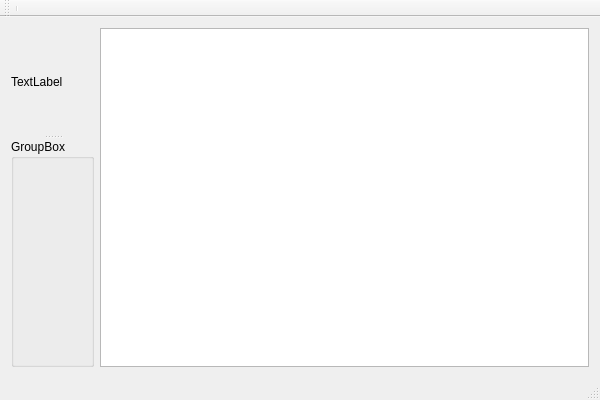
skynowa/xxxdb, file Forms/CMain.ui: the form before one commit.
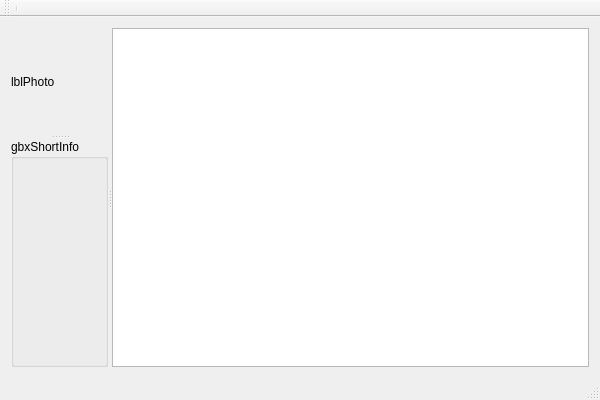
The form after the commit.

Commit message: JOB: display person photo and data

Patch:
```diff
--- a/Forms/CMain.ui
+++ b/Forms/CMain.ui
@@ -22,24 +22,27 @@
   <widget class="QWidget" name="centralWidget">
    <layout class="QGridLayout" name="gridLayout">
     <item row="0" column="0">
+     <widget class="QSplitter" name="splitter_2">
+      <property name="orientation">
+       <enum>Qt::Horizontal</enum>
+      </property>
      <widget class="QSplitter" name="splitter">
       <property name="orientation">
        <enum>Qt::Vertical</enum>
       </property>
       <widget class="QLabel" name="lblPhoto">
        <property name="text">
-        <string>TextLabel</string>
+         <string>lblPhoto</string>
        </property>
       </widget>
       <widget class="QGroupBox" name="gbxShortInfo">
        <property name="title">
-        <string>GroupBox</string>
+         <string>gbxShortInfo</string>
        </property>
       </widget>
      </widget>
-    </item>
-    <item row="0" column="1">
      <widget class="QTableView" name="tabvInfo"/>
+     </widget>
     </item>
    </layout>
   </widget>
```
Lines whose indentation alone changed are shown as unchanged. The commit also changes 7 other files.
